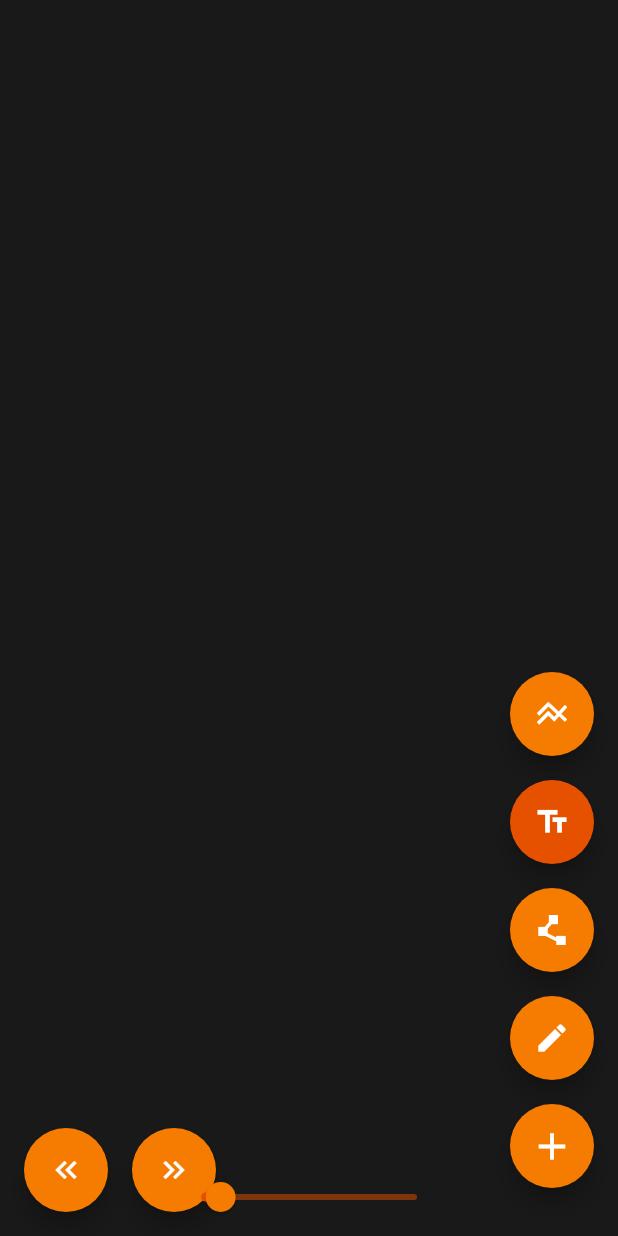
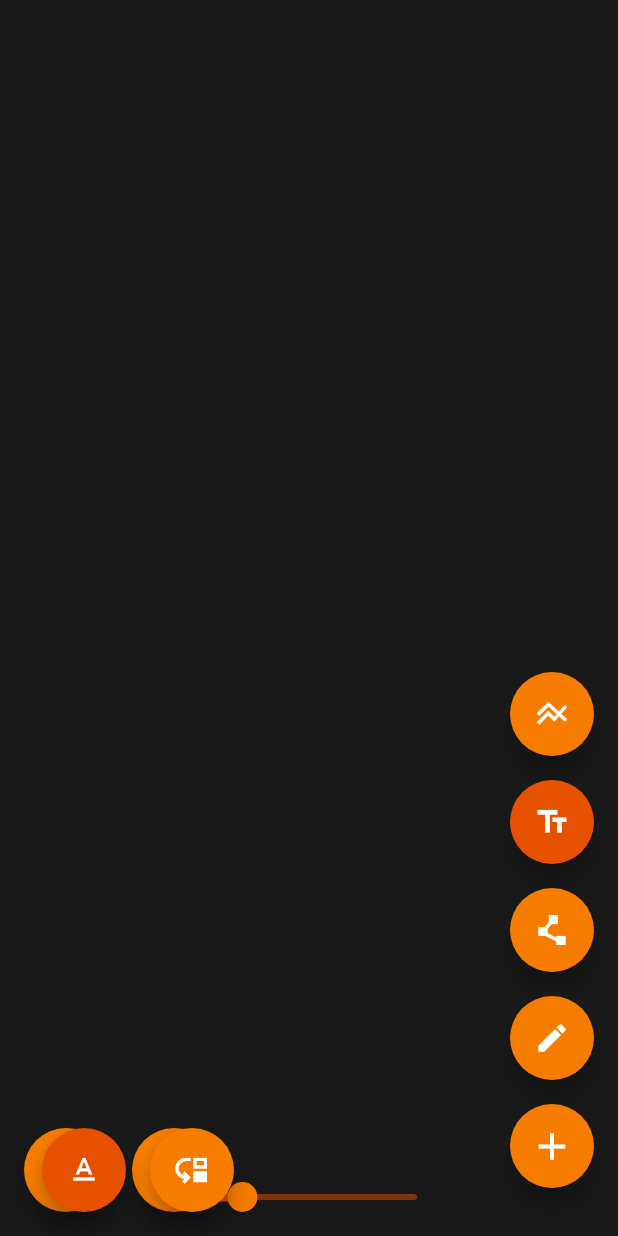
Before and after one commit to noctisbeta/database_diagrams_dartstack, a Flutter app: the screen it shows after launch, after a tap on the "text fields" icon, on a phone screen of 412 x 824 dp. Run offline on Flutter 3.47's test engine with Material 2 defaults, Android fonts, the phone set to English and light mode, and no system bars; our stand-ins replace flutter_hooks, hooks_riverpod; missing offline and left inert: perfect_freehand.

Commit message:
draggable text

```diff
--- a/lib/main/editor_view.dart
+++ b/lib/main/editor_view.dart
@@ -11,6 +11,7 @@ import 'package:database_diagrams/main/size_slider.dart';
 import 'package:database_diagrams/main/undo_redo_buttonds.dart';
 import 'package:database_diagrams/polyline/polyline_painter_container.dart';
 import 'package:database_diagrams/text/my_text_painter_container.dart';
+import 'package:database_diagrams/text/text_mode_buttons.dart';
 import 'package:flutter/material.dart';
 import 'package:flutter_hooks/flutter_hooks.dart';
 import 'package:hooks_riverpod/hooks_riverpod.dart';
@@ -123,6 +124,11 @@ class EditorView extends HookConsumerWidget {
               bottom: 16,
               child: SizeSlider(),
             ),
+            const Positioned(
+              bottom: 16,
+              right: 256,
+              child: TextModeButtons(),
+            ),
           ],
         ),
       ),
--- a/lib/main/size_slider.dart
+++ b/lib/main/size_slider.dart
@@ -57,7 +57,7 @@ class SizeSlider extends HookConsumerWidget {
 
     return SlideTransition(
       position: Tween<Offset>(
-        begin: const Offset(0, 2),
+        begin: const Offset(0, 3),
         end: Offset.zero,
       ).animate(
         CurvedAnimation(parent: ctl, curve: Curves.easeOutBack),
--- a/lib/text/my_text_controller.dart
+++ b/lib/text/my_text_controller.dart
@@ -1,4 +1,7 @@
+import 'dart:developer';
+
 import 'package:database_diagrams/text/my_text_item.dart';
+import 'package:database_diagrams/text/text_mode.dart';
 import 'package:flutter/cupertino.dart';
 import 'package:hooks_riverpod/hooks_riverpod.dart';
 
@@ -13,7 +16,7 @@ class MyTextController extends ChangeNotifier {
 
   final List<MyTextItem> _textRedoStack = [];
 
-  double _size = 10;
+  double _size = 20;
 
   /// Size.
   double get size => _size;
@@ -21,7 +24,22 @@ class MyTextController extends ChangeNotifier {
   /// Text spans.
   List<MyTextItem> get textItems => _textItems;
 
-  /// Add text span.
+  TextMode _mode = TextMode.edit;
+
+  /// Text mode.
+  TextMode get mode => _mode;
+
+  /// Set mode.
+  void setMode(TextMode mode) {
+    if (mode == _mode) {
+      return;
+    }
+
+    _mode = mode;
+    notifyListeners();
+  }
+
+  /// Add text item.
   void addTextItem(MyTextItem textItem) {
     _textItems.add(textItem);
     notifyListeners();
@@ -52,4 +70,15 @@ class MyTextController extends ChangeNotifier {
     _textRedoStack.removeLast();
     notifyListeners();
   }
+
+  /// Update text item.
+  void updateTextItem(int index, Offset offset) {
+    if (_textItems.length <= index || index < 0) {
+      return;
+    }
+    final item = _textItems.elementAt(index).copyWith(offset: offset);
+    _textItems[index] = item;
+    notifyListeners();
+    log('notified');
+  }
 }
--- a/lib/text/my_text_item.dart
+++ b/lib/text/my_text_item.dart
@@ -17,4 +17,17 @@ class MyTextItem {
 
   /// Size.
   final double size;
+
+  /// Copy with.
+  MyTextItem copyWith({
+    Offset? offset,
+    String? text,
+    double? size,
+  }) {
+    return MyTextItem(
+      offset: offset ?? this.offset,
+      text: text ?? this.text,
+      size: size ?? this.size,
+    );
+  }
 }
--- a/lib/text/my_text_painter.dart
+++ b/lib/text/my_text_painter.dart
@@ -20,7 +20,7 @@ class MyTextPainter extends CustomPainter {
       final textSpan = TextSpan(
         text: item.text,
         style: TextStyle(
-          color: Colors.black,
+          color: Colors.white,
           fontSize: item.size,
         ),
       );
--- /dev/null
+++ b/lib/text/text_mode.dart
@@ -0,0 +1,8 @@
+/// Text mode.
+enum TextMode {
+  /// Move.
+  move,
+
+  /// Edit.
+  edit,
+}
--- /dev/null
+++ b/lib/text/text_mode_buttons.dart
@@ -0,0 +1,74 @@
+import 'package:database_diagrams/main/mode.dart';
+import 'package:database_diagrams/main/mode_controller.dart';
+import 'package:database_diagrams/text/my_text_controller.dart';
+import 'package:database_diagrams/text/text_mode.dart';
+import 'package:flutter/material.dart';
+import 'package:flutter_hooks/flutter_hooks.dart';
+import 'package:hooks_riverpod/hooks_riverpod.dart';
+
+/// Text mode buttons.
+class TextModeButtons extends HookConsumerWidget {
+  /// Default constructor.
+  const TextModeButtons({
+    super.key,
+  });
+
+  @override
+  Widget build(BuildContext context, WidgetRef ref) {
+    final ctl = useAnimationController(
+      duration: const Duration(milliseconds: 300),
+    );
+
+    final textController = ref.watch(MyTextController.provider);
+    final textMode = textController.mode;
+
+    ref.listen(
+      ModeController.provider,
+      (previous, next) {
+        if (next == Mode.text) {
+          ctl.forward();
+        } else if (!next.isUndoable) {
+          ctl.reverse();
+        }
+      },
+    );
+
+    return SlideTransition(
+      position: Tween<Offset>(
+        begin: const Offset(0, 2),
+        end: Offset.zero,
+      ).animate(
+        CurvedAnimation(parent: ctl, curve: Curves.easeOutBack),
+      ),
+      child: Row(
+        children: [
+          FloatingActionButton(
+            backgroundColor: textMode == TextMode.edit ? Colors.orange.shade900 : Colors.orange.shade700,
+            hoverColor: textMode == TextMode.edit ? Colors.orange.shade600 : Colors.orange.shade800,
+            splashColor: textMode == TextMode.edit ? Colors.orange.shade700 : Colors.orange.shade900,
+            onPressed: () {
+              textController.setMode(TextMode.edit);
+            },
+            child: const Icon(
+              Icons.text_format,
+            ),
+          ),
+          const SizedBox(
+            width: 16,
+          ),
+          FloatingActionButton(
+            backgroundColor: textMode == TextMode.move ? Colors.orange.shade900 : Colors.orange.shade700,
+            hoverColor: textMode == TextMode.move ? Colors.orange.shade600 : Colors.orange.shade800,
+            splashColor: textMode == TextMode.move ? Colors.orange.shade700 : Colors.orange.shade900,
+            onPressed: () {
+              textController.setMode(TextMode.move);
+            },
+            child: const Icon(
+              Icons.move_down,
+            ),
+          ),
+        ],
+      ),
+    );
+  }
+}
```
Also changed, not shown: lib/text/my_text_painter_container.dart (+114 -14 lines).
